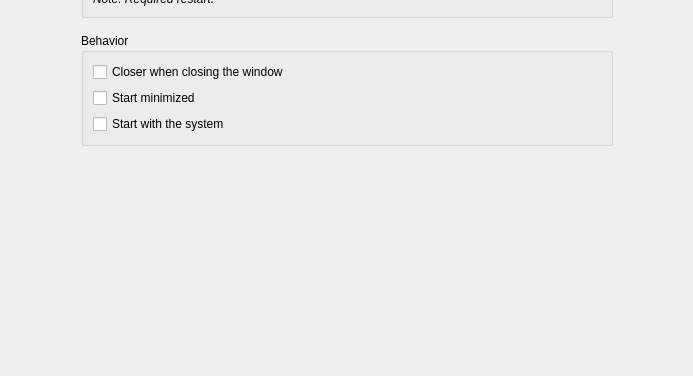
First picture: the form in zapzap/ui/ui_page_general.ui, repository rafatosta/zapzap, before the edit; both pictures show x 0 to 693 and y 244 to 620 of the 693 by 620 pixel window.
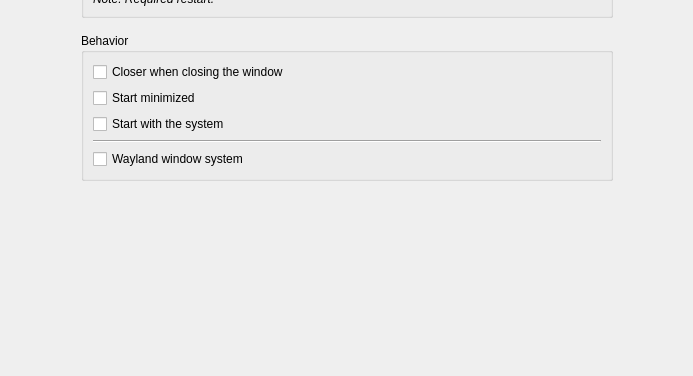
Second picture: the form after the edit.

Commit message: Add Wayland Support

Diff of the .ui file:
```diff
--- a/zapzap/ui/ui_page_general.ui
+++ b/zapzap/ui/ui_page_general.ui
@@ -172,6 +172,20 @@
              </property>
             </widget>
            </item>
+           <item>
+            <widget class="Line" name="line">
+             <property name="orientation">
+              <enum>Qt::Orientation::Horizontal</enum>
+             </property>
+            </widget>
+           </item>
+           <item>
+            <widget class="QCheckBox" name="btn_wayland">
+             <property name="text">
+              <string>Wayland window system</string>
+             </property>
+            </widget>
+           </item>
           </layout>
          </widget>
         </item>
```
The commit also changes 3 other files.
